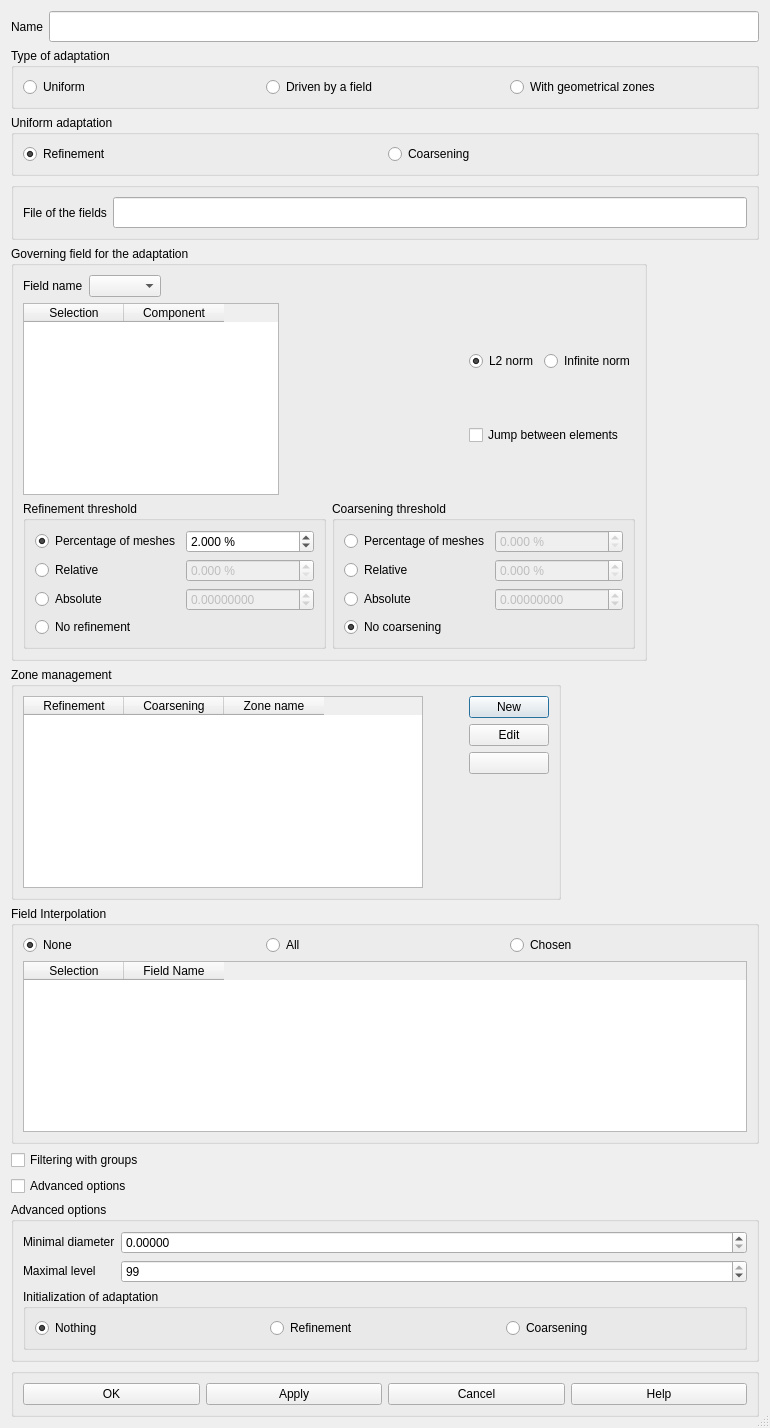
First picture: the form in src/HOMARDGUI/CreateHypothesis.ui, repository jschueller/homard, before the edit.
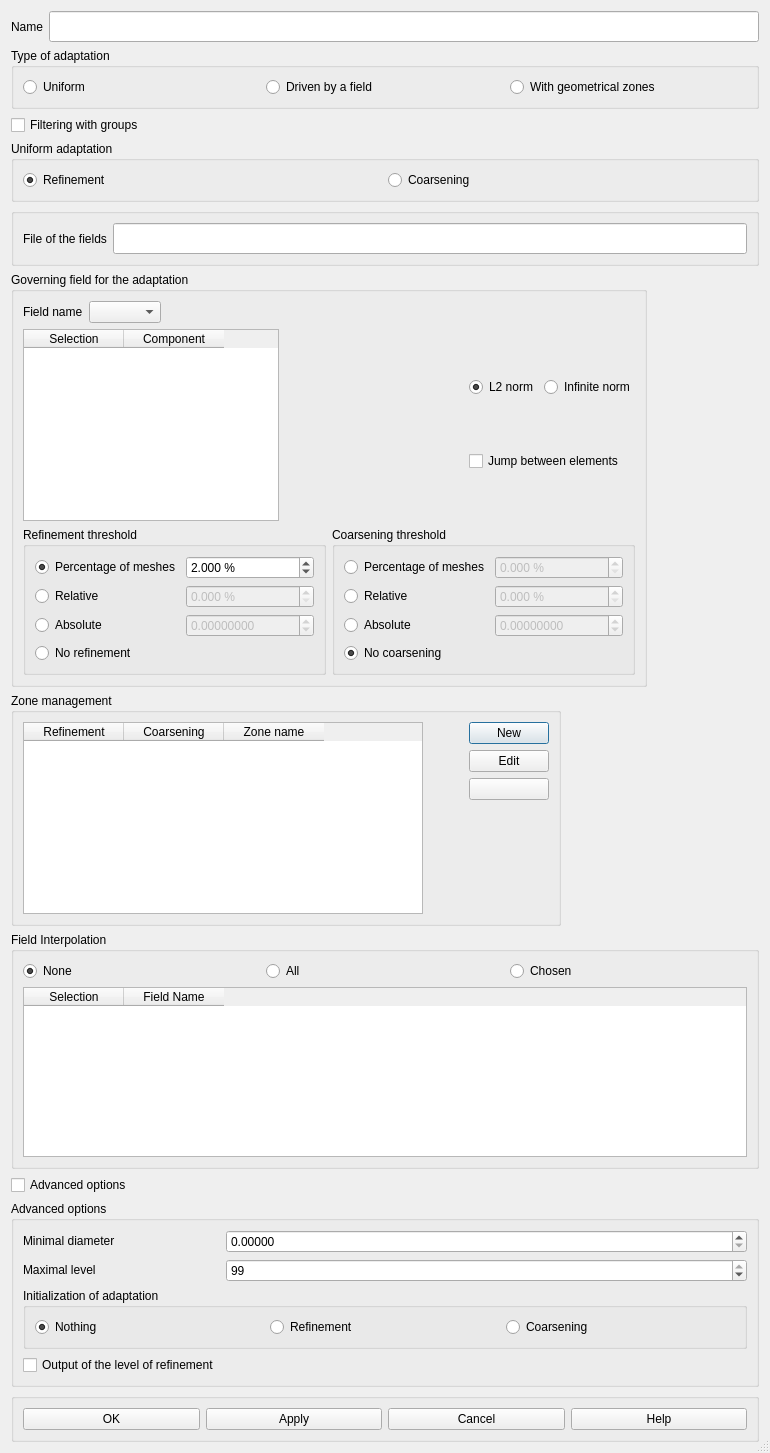
Second picture: the form after the edit.

What changed in the file:
```diff
--- a/src/HOMARDGUI/CreateHypothesis.ui
+++ b/src/HOMARDGUI/CreateHypothesis.ui
@@ -7,7 +7,7 @@
     <x>0</x>
     <y>0</y>
     <width>770</width>
-    <height>1428</height>
+    <height>1453</height>
    </rect>
   </property>
   <property name="sizePolicy">
@@ -79,6 +79,13 @@
     </widget>
    </item>
    <item row="2" column="0" colspan="2">
+    <widget class="QCheckBox" name="CBGroupe">
+     <property name="text">
+      <string>Filtering with groups</string>
+     </property>
+    </widget>
+   </item>
+   <item row="3" column="0" colspan="2">
     <widget class="QGroupBox" name="GBUniform">
      <property name="title">
       <string>Uniform adaptation</string>
@@ -110,7 +117,7 @@
      </layout>
     </widget>
    </item>
-   <item row="3" column="0" colspan="2">
+   <item row="4" column="0" colspan="2">
     <widget class="QGroupBox" name="GBFieldFile">
      <property name="title">
       <string/>
@@ -142,7 +149,7 @@
      </layout>
     </widget>
    </item>
-   <item row="4" column="0" colspan="2">
+   <item row="5" column="0" colspan="2">
     <widget class="QGroupBox" name="GBFieldManagement">
      <property name="sizePolicy">
       <sizepolicy hsizetype="Fixed" vsizetype="Fixed">
@@ -536,7 +543,7 @@
      </layout>
     </widget>
    </item>
-   <item row="5" column="0" colspan="2">
+   <item row="6" column="0" colspan="2">
     <widget class="QGroupBox" name="GBAreaManagement">
      <property name="sizePolicy">
       <sizepolicy hsizetype="Fixed" vsizetype="Fixed">
@@ -655,7 +662,7 @@
      </layout>
     </widget>
    </item>
-   <item row="6" column="0" colspan="2">
+   <item row="7" column="0" colspan="2">
     <widget class="QGroupBox" name="GBField">
      <property name="title">
       <string>Field Interpolation</string>
@@ -724,13 +731,6 @@
      </layout>
     </widget>
    </item>
-   <item row="7" column="0" colspan="2">
-    <widget class="QCheckBox" name="CBGroupe">
-     <property name="text">
-      <string>Filtering with groups</string>
-     </property>
-    </widget>
-   </item>
    <item row="8" column="0" colspan="2">
     <widget class="QCheckBox" name="CBAdvanced">
      <property name="text">
@@ -823,6 +823,13 @@
         </layout>
        </widget>
       </item>
+      <item row="3" column="0">
+       <widget class="QCheckBox" name="CBLevelOutput">
+        <property name="text">
+         <string>Output of the level of refinement</string>
+        </property>
+       </widget>
+      </item>
      </layout>
     </widget>
    </item>
```
